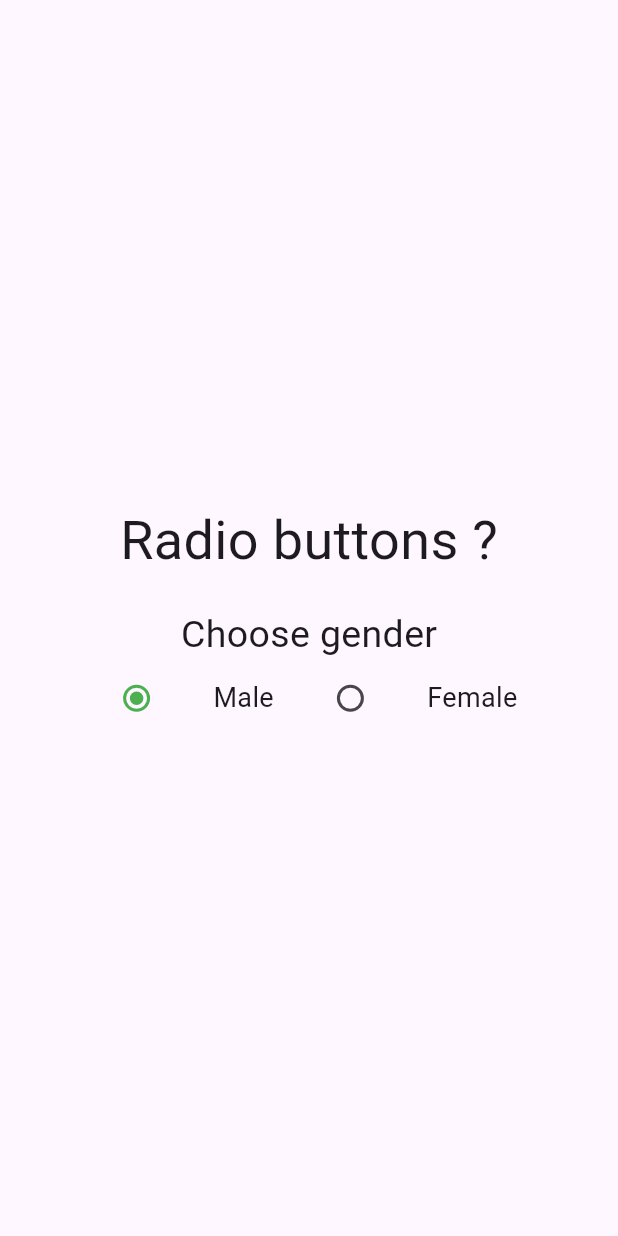
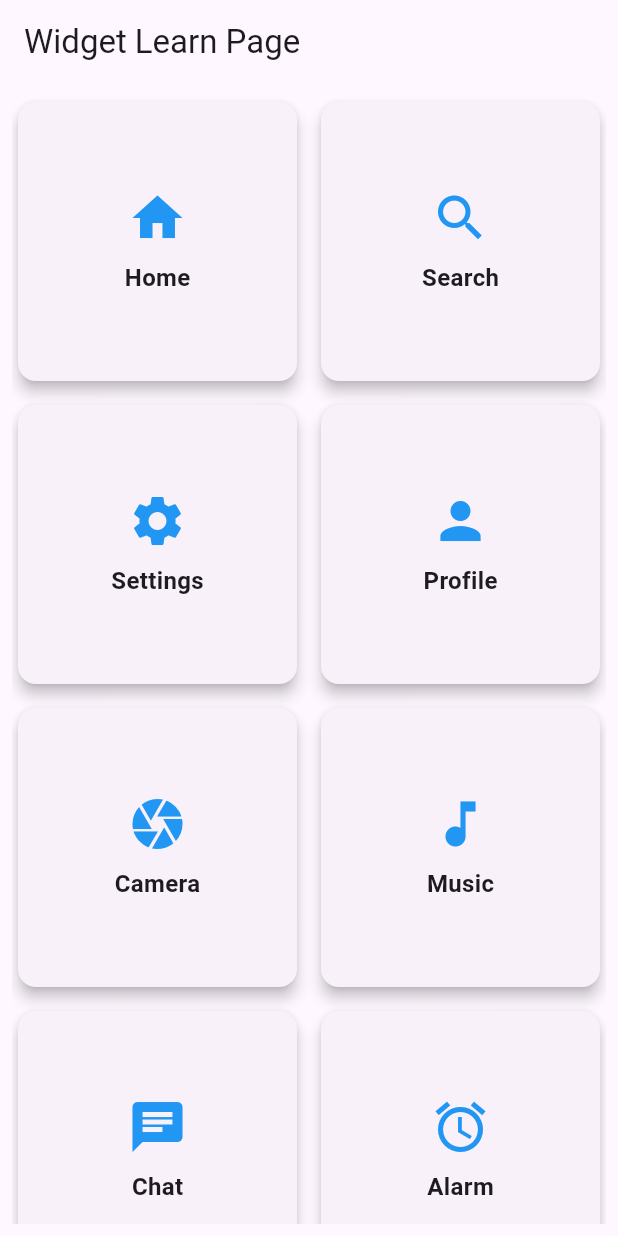
Before and after one commit to pallavipradhan5578/practical_project, a Flutter app: the screen it shows after launch, on a phone screen of 412 x 824 dp. Run offline on Flutter 3.47's test engine with Material 3 defaults, Android fonts, the phone set to English and light mode, and no system bars.

Commit message:
GridView.builder_widget .dart

```diff
--- a/lib/main.dart
+++ b/lib/main.dart
@@ -1,4 +1,5 @@
 import 'package:flutter/material.dart';
+import 'package:practical_project/studentSudent.dart';
 import 'package:practical_project/ui/alert.dart';
 
 import 'package:practical_project/ui/grideView_builder.dart';
@@ -6,6 +7,7 @@ import 'package:practical_project/ui/grideview_extent.dart';
 import 'package:practical_project/ui/gridview_count_widget.dart';
 import 'package:practical_project/ui/home_page.dart';
 import 'package:practical_project/ui/radiobutton.dart';
+import 'package:practical_project/ui/widget.dart';
 
 void main() {
   runApp(const MyApp());
@@ -38,7 +40,7 @@ class MyApp extends StatelessWidget {
         colorScheme: ColorScheme.fromSeed(seedColor: Colors.deepPurple),
         useMaterial3: true,
       ),
-        home:Radiobutton ()
+        home:WidgetLearnPage ()
     );
   }
 }
--- /dev/null
+++ b/lib/ui/widget.dart
@@ -0,0 +1,73 @@
+import 'package:flutter/material.dart';
+
+class WidgetLearnPage extends StatelessWidget {
+  final List<Map<String, dynamic>> gridItems = [
+    {'title': 'Home', 'icon': Icons.home},
+    {'title': 'Search', 'icon': Icons.search},
+    {'title': 'Settings', 'icon': Icons.settings},
+    {'title': 'Profile', 'icon': Icons.person},
+    {'title': 'Camera', 'icon': Icons.camera},
+    {'title': 'Music', 'icon': Icons.music_note},
+    {'title': 'Chat', 'icon': Icons.chat},
+    {'title': 'Alarm', 'icon': Icons.alarm},
+  ];
+
+  @override
+  Widget build(BuildContext context) {
+    return Scaffold(
+      appBar: AppBar(
+        title: const Text('Widget Learn Page'),
+      ),
+      body: Padding(
+        padding: const EdgeInsets.all(8.0),
+        child: GridView.builder(
+          gridDelegate: const SliverGridDelegateWithFixedCrossAxisCount(
+            crossAxisCount: 2, // Number of items in each row
+            mainAxisSpacing: 8.0, // Space between rows
+            crossAxisSpacing: 8.0, // Space between columns
+            childAspectRatio: 1.0, // Aspect ratio of each grid item
+          ),
+          itemCount: gridItems.length,
+          itemBuilder: (context, index) {
+            final item = gridItems[index];
+            return GestureDetector(
+              onTap: () {
+                // Action on tap
+                ScaffoldMessenger.of(context).showSnackBar(
+                  SnackBar(content: Text('${item['title']} clicked!')),
+                );
+              },
+              child: Card(
+                elevation: 4.0,
+                shape: RoundedRectangleBorder(
+                  borderRadius: BorderRadius.circular(12.0),
+                ),
+                child: Column(
+                  mainAxisAlignment: MainAxisAlignment.center,
+                  children: [
+                    Icon(item['icon'], size: 40.0, color: Colors.blue),
+                    const SizedBox(height: 8.0),
+                    Text(
+                      item['title'],
+                      style: const TextStyle(
+                        fontSize: 16.0,
+                        fontWeight: FontWeight.bold,
+                      ),
+                    ),
+                  ],
+                ),
+              ),
+            );
+          },
+        ),
+      ),
+    );
+  }
+}
+
+void main() {
+  runApp(MaterialApp(
+    debugShowCheckedModeBanner: false,
+    home: WidgetLearnPage(),
+  ));
+}
```
Also changed, not shown: lib/studentSudent.dart (added, +113 -0 lines).
